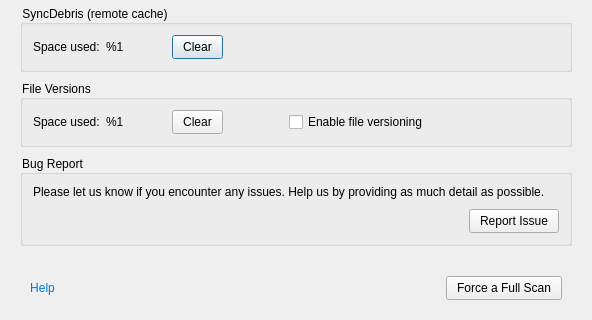
Before: the Qt Designer form src/MEGASync/gui/win/SettingsDialog.ui in meganz/MEGAsync, drawn with Qt 5; both pictures show x 0 to 592 and y 404 to 724 of the 592 by 724 pixel window.
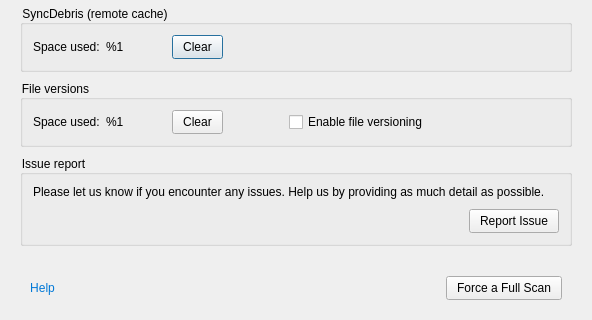
After: the same form once the commit is applied. Icons and pictures are not drawn. Custom widgets are drawn as their Qt base class.

The edit to the form file:
```diff
--- a/src/MEGASync/gui/win/SettingsDialog.ui
+++ b/src/MEGASync/gui/win/SettingsDialog.ui
@@ -963,7 +963,7 @@
        <item>
         <widget class="QGroupBox" name="gFileVersions">
          <property name="title">
-          <string>File Versions</string>
+          <string>File versions</string>
          </property>
          <layout class="QHBoxLayout" name="horizontalLayout_23">
           <property name="leftMargin">
@@ -1047,7 +1047,7 @@
        <item>
         <widget class="QGroupBox" name="gBugReport">
          <property name="title">
-          <string>Bug Report</string>
+          <string>Issue report</string>
          </property>
          <layout class="QVBoxLayout" name="verticalLayout_5">
           <property name="spacing">
```
Left out of the diff: 4 changed lines with no effect on the pictures.
